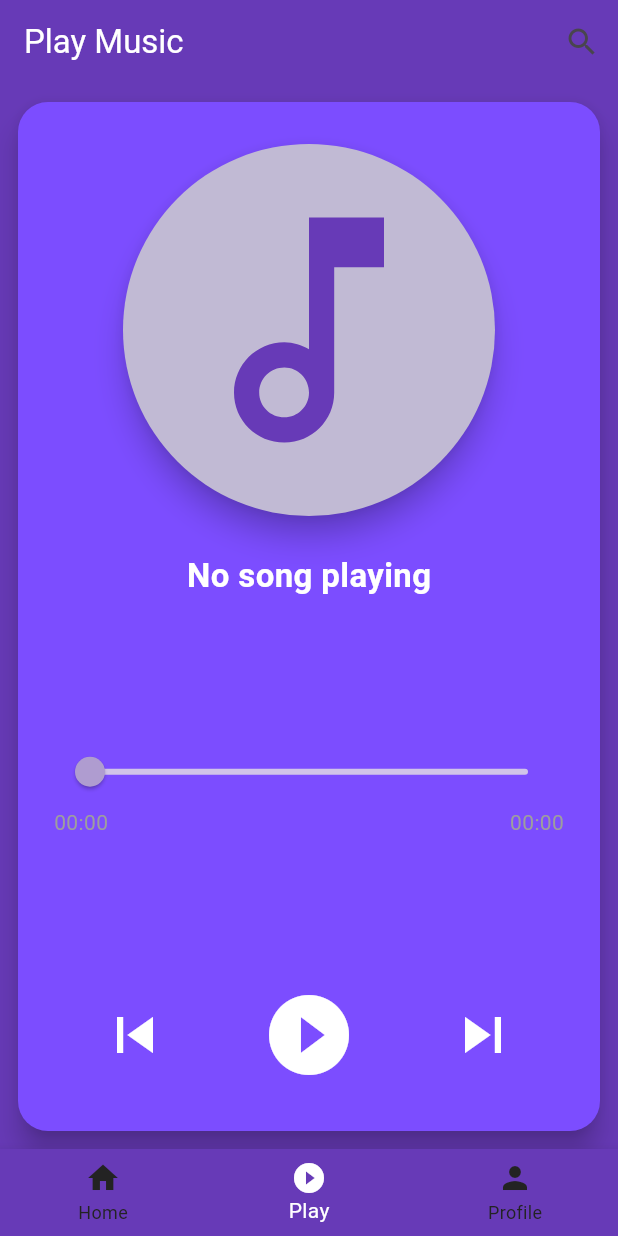
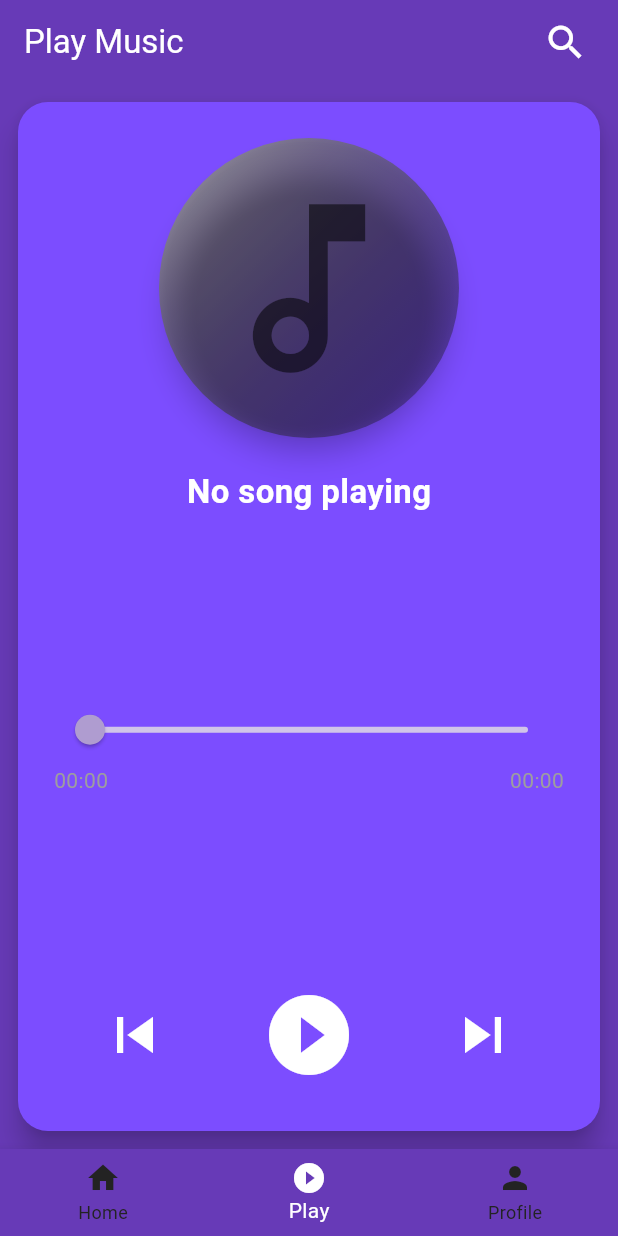
Before and after one commit to navin280123/music, a Flutter app: the screen it shows after launch, item 2 of the bottom bar chosen, on a phone screen of 412 x 824 dp. Run offline on Flutter 3.47's test engine with Material 3 defaults, Android fonts, the phone set to English and light mode, and no system bars; our stand-ins replace audioplayers, lottie, permission_handler.

Commit message:
Refactor code to update bottom sheet behavior in HomeScreen.dart, ProfileScreen.dart, and MainScreen.dart

```diff
--- a/lib/HomeScreen.dart
+++ b/lib/HomeScreen.dart
@@ -41,7 +41,7 @@ class _HomeScreenState extends State<HomeScreen> {
           return _buildMusicTile(widget.audioFiles[index], index);
         },
       ),
-      bottomSheet: widget.isPlaying || widget.currentlyPlayingIndex != null
+      bottomSheet: widget.isPlaying
           ? _buildNowPlayingBar()
           : null,
     );
--- a/lib/MainScreen.dart
+++ b/lib/MainScreen.dart
@@ -6,7 +6,8 @@ import 'package:music/ProfileScreen.dart';
 import 'package:music/SearchScreen.dart';
 
 class MainScreen extends StatefulWidget {
-  final List<dynamic> audioFiles; // List of audio files passed to the MainScreen
+  final List<dynamic>
+      audioFiles; // List of audio files passed to the MainScreen
   MainScreen({super.key, required this.audioFiles});
 
   @override
@@ -90,6 +91,9 @@ class _MainScreenState extends State<MainScreen> {
         actions: [
           IconButton(
             icon: const Icon(Icons.search),
+            iconSize: 30,
+            color: Colors.white,
+            padding: EdgeInsets.fromLTRB(0, 0, 20, 0),
             onPressed: _openSearchScreen,
           ),
         ],
--- a/lib/PlayScreen.dart
+++ b/lib/PlayScreen.dart
@@ -63,18 +63,38 @@ class _PlayScreenState extends State<PlayScreen> {
               padding: const EdgeInsets.all(24.0),
               child: Column(
                 children: [
-                    Card(
-                    shape: CircleBorder(),
-                    color: const Color.fromARGB(255, 193, 186, 212),
-                    elevation: 8,
-                    child: Padding(
-                      padding: const EdgeInsets.all(24.0),
-                      child: Icon(
-                      Icons.music_note_outlined,
-                      size: 200.0,
-                      color: Colors.deepPurple,
+                    AnimatedContainer(
+                      duration: const Duration(milliseconds: 1000),
+                      curve: Curves.easeInOut,
+                      width: widget.isPlaying ? 300.0 : 200.0,
+                      height: widget.isPlaying ? 300.0 : 200.0,
+                      decoration: BoxDecoration(
+                        shape: BoxShape.circle,
+                        gradient: widget.isPlaying
+                            ? const LinearGradient(
+                                colors: [Colors.deepPurple, Colors.purpleAccent],
+                                begin: Alignment.topLeft,
+                                end: Alignment.bottomRight,
+                              )
+                            : const LinearGradient(
+                                colors: [Colors.grey, Colors.black26],
+                                begin: Alignment.topLeft,
+                                end: Alignment.bottomRight,
+                              ),
                       ),
-                    ),
+                      child: Card(
+                        shape: const CircleBorder(),
+                        color: Colors.transparent,
+                        elevation: 8,
+                        child: Padding(
+                          padding: const EdgeInsets.all(10),
+                          child: Icon(
+                            Icons.music_note_outlined,
+                            size: 150.0,
+                            color: widget.isPlaying ? Colors.white : Colors.black54,
+                          ),
+                        ),
+                      ),
                     ),
                   const SizedBox(height: 20.0),
                   Text(
```
